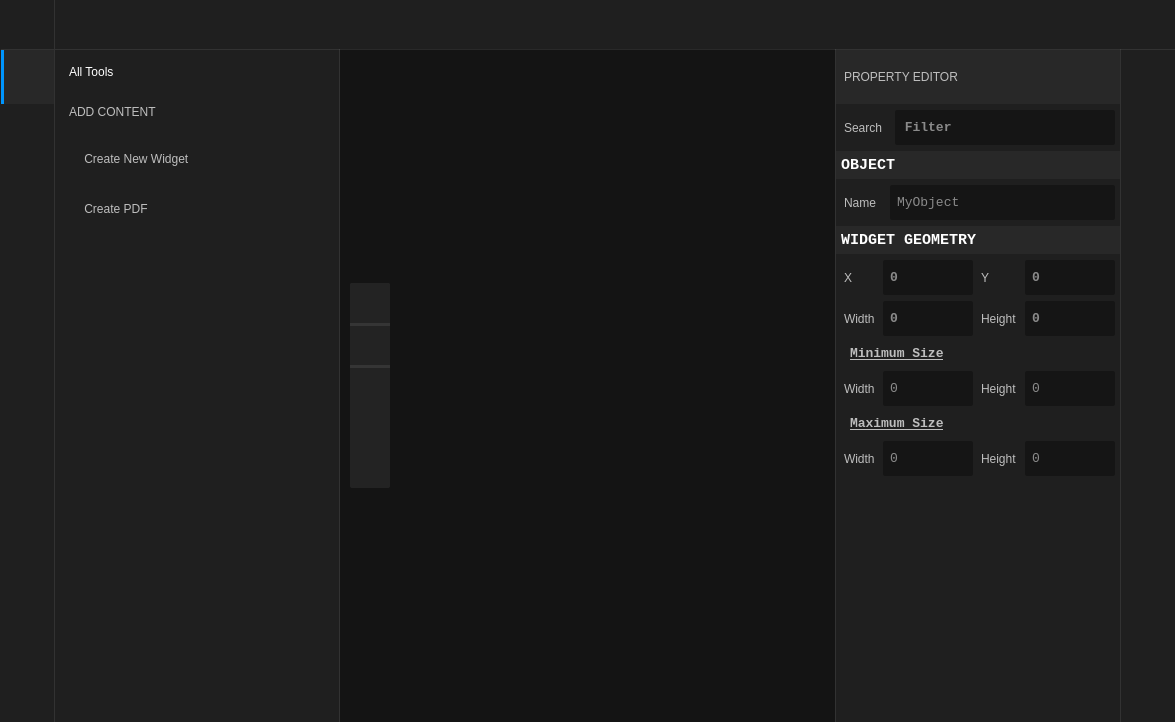
Old version of the form src/ui/workspaceDesignFomr.ui in the repository ligerr13/PE_Spectroradiometer.
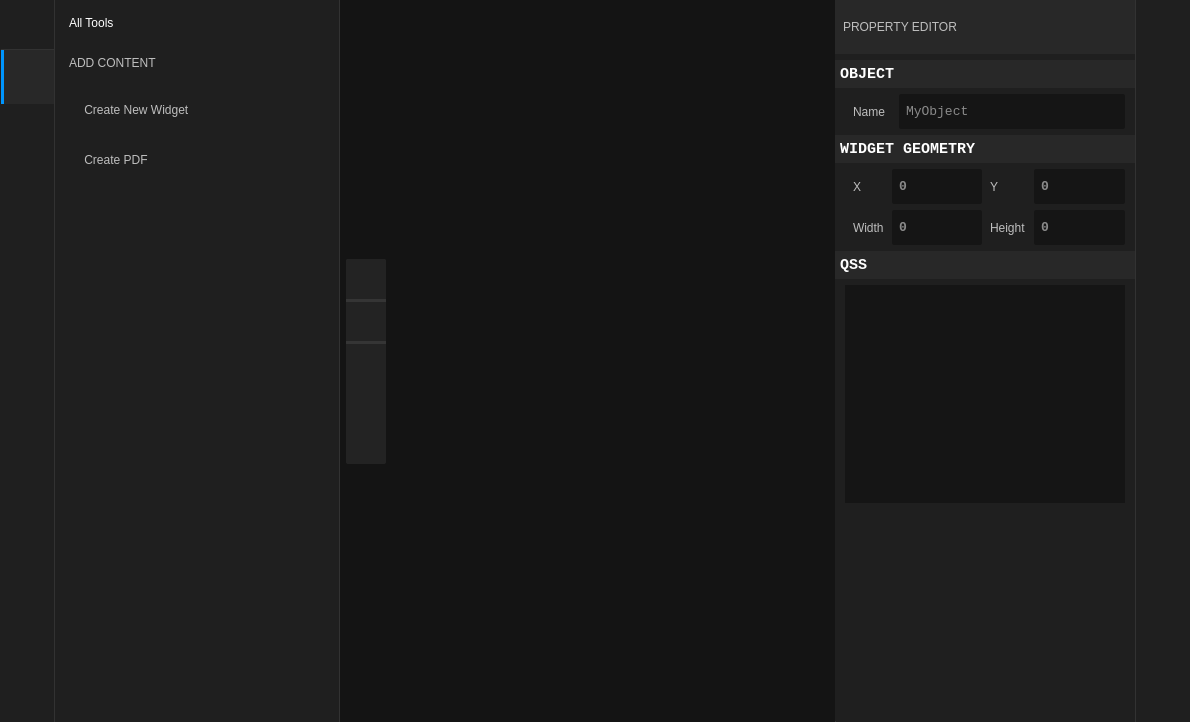
New version of the form. Icons and pictures are not drawn.

```diff
--- a/src/ui/workspaceDesignFomr.ui
+++ b/src/ui/workspaceDesignFomr.ui
@@ -6,7 +6,7 @@
    <rect>
     <x>0</x>
     <y>0</y>
-    <width>1175</width>
+    <width>1190</width>
     <height>722</height>
    </rect>
   </property>
@@ -54,7 +54,7 @@
 background-color: rgb(31, 31, 31);
 border-right:  1px solid rgba(129, 129, 129, 50);
 border-left: 0;
-border-top: 1px solid rgba(129, 129, 129, 50);</string>
+/*border-top: 1px solid rgba(129, 129, 129, 50);*/</string>
      </property>
      <layout class="QGridLayout" name="gridLayout_2">
       <property name="leftMargin">
@@ -603,7 +603,7 @@
      </property>
      <property name="styleSheet">
       <string notr="true">background-color: rgb(20, 20, 20); 
-border-top: 1px solid rgba(129, 129, 129, 50);</string>
+/*border-top: 1px solid rgba(129, 129, 129, 50);*/</string>
      </property>
      <layout class="QGridLayout" name="gridLayout_3">
       <property name="leftMargin">
@@ -633,6 +633,9 @@
          <string notr="true">border: 0px;</string>
         </property>
         <layout class="QGridLayout" name="gridLayout_5">
+         <property name="leftMargin">
+          <number>5</number>
+         </property>
          <property name="topMargin">
           <number>0</number>
          </property>
@@ -1009,17 +1012,17 @@
 padding: 0 0 0 0;
 border-left:  1px solid rgba(129, 129, 129, 50);
 border-right: 0;
-border-top: 1px solid rgba(129, 129, 129, 50);</string>
+/*border-top: 1px solid rgba(129, 129, 129, 50);*/</string>
      </property>
      <layout class="QGridLayout" name="gridLayout_12">
       <property name="leftMargin">
        <number>1</number>
       </property>
       <property name="topMargin">
-       <number>1</number>
+       <number>0</number>
       </property>
       <property name="rightMargin">
-       <number>1</number>
+       <number>0</number>
       </property>
       <property name="bottomMargin">
        <number>1</number>
@@ -1131,97 +1134,6 @@
      </layout>
     </widget>
    </item>
-   <item row="0" column="1" colspan="4">
-    <widget class="QWidget" name="widget_5" native="true">
-     <property name="sizePolicy">
-      <sizepolicy hsizetype="Expanding" vsizetype="Fixed">
-       <horstretch>0</horstretch>
-       <verstretch>0</verstretch>
-      </sizepolicy>
-     </property>
-     <property name="minimumSize">
-      <size>
-       <width>0</width>
-       <height>49</height>
-      </size>
-     </property>
-     <property name="maximumSize">
-      <size>
-       <width>16777215</width>
-       <height>49</height>
-      </size>
-     </property>
-     <property name="styleSheet">
-      <string notr="true">color:white;
-background-color: rgb(31, 31, 31);
-border-left: 0;
-border-right: 0;
-border-bottom: 1px solid rgb(31, 31, 31);
-padding: 7 7 7 7;
-</string>
-     </property>
-     <layout class="QGridLayout" name="gridLayout_7">
-      <property name="leftMargin">
-       <number>0</number>
-      </property>
-      <property name="topMargin">
-       <number>2</number>
-      </property>
-      <property name="rightMargin">
-       <number>0</number>
-      </property>
-      <property name="bottomMargin">
-       <number>2</number>
-      </property>
-      <item row="1" column="0">
-       <widget class="QWidget" name="widget_6" native="true">
-        <property name="minimumSize">
-         <size>
-          <width>0</width>
-          <height>0</height>
-         </size>
-        </property>
-        <property name="maximumSize">
-         <size>
-          <width>16777215</width>
-          <height>16777215</height>
-         </size>
-        </property>
-        <property name="styleSheet">
-         <string notr="true"/>
-        </property>
-        <layout class="QHBoxLayout" name="horizontalLayout_2">
-         <property name="leftMargin">
-          <number>0</number>
-         </property>
-         <property name="topMargin">
-          <number>0</number>
-         </property>
-         <property name="rightMargin">
-          <number>0</number>
-         </property>
-         <property name="bottomMargin">
-          <number>0</number>
-         </property>
-         <item>
-          <spacer name="horizontalSpacer">
-           <property name="orientation">
-            <enum>Qt::Horizontal</enum>
-           </property>
-           <property name="sizeHint" stdset="0">
-            <size>
-             <width>40</width>
-             <height>60</height>
-            </size>
-           </property>
-          </spacer>
-         </item>
-        </layout>
-       </widget>
-      </item>
-     </layout>
-    </widget>
-   </item>
    <item row="0" column="0" rowspan="2">
     <widget class="QWidget" name="left_navbar" native="true">
      <property name="minimumSize">
@@ -1503,13 +1415,13 @@
     <widget class="QWidget" name="properties_right_panel" native="true">
      <property name="minimumSize">
       <size>
-       <width>285</width>
+       <width>300</width>
        <height>0</height>
       </size>
      </property>
      <property name="maximumSize">
       <size>
-       <width>285</width>
+       <width>300</width>
        <height>16777215</height>
       </size>
      </property>
@@ -1520,16 +1432,17 @@
 border-right:  0;
 border-left: 1px solid rgba(129, 129, 129, 50);
 border-top: 1px solid rgba(129, 129, 129, 50);}
+
 QLabel {
 	font: 700 11pt &quot;Consolas&quot;;
 }</string>
      </property>
      <layout class="QGridLayout" name="gridLayout_6">
       <property name="leftMargin">
-       <number>1</number>
+       <number>0</number>
       </property>
       <property name="topMargin">
-       <number>1</number>
+       <number>0</number>
       </property>
       <property name="rightMargin">
        <number>0</number>
@@ -1569,170 +1482,6 @@
          <property name="bottomMargin">
           <number>0</number>
          </property>
-         <item row="0" column="0">
-          <widget class="QWidget" name="property_panel_header" native="true">
-           <property name="sizePolicy">
-            <sizepolicy hsizetype="Preferred" vsizetype="Fixed">
-             <horstretch>0</horstretch>
-             <verstretch>0</verstretch>
-            </sizepolicy>
-           </property>
-           <property name="minimumSize">
-            <size>
-             <width>0</width>
-             <height>0</height>
-            </size>
-           </property>
-           <property name="maximumSize">
-            <size>
-             <width>16777215</width>
-             <height>16777215</height>
-            </size>
-           </property>
-           <property name="styleSheet">
-            <string notr="true"/>
-           </property>
-           <layout class="QGridLayout" name="gridLayout_13">
-            <property name="leftMargin">
-             <number>0</number>
-            </property>
-            <property name="topMargin">
-             <number>0</number>
-            </property>
-            <property name="rightMargin">
-             <number>0</number>
-            </property>
-            <property name="bottomMargin">
-             <number>0</number>
-            </property>
-            <property name="horizontalSpacing">
-             <number>0</number>
-            </property>
-            <item row="0" column="0" colspan="2">
-             <widget class="QWidget" name="widget_11" native="true">
-              <property name="minimumSize">
-               <size>
-                <width>0</width>
-                <height>54</height>
-               </size>
-              </property>
-              <property name="maximumSize">
-               <size>
-                <width>16777215</width>
-                <height>54</height>
-               </size>
-              </property>
-              <property name="styleSheet">
-               <string notr="true">background:   rgb(40, 40, 40);</string>
-              </property>
-              <layout class="QGridLayout" name="gridLayout_18">
-               <property name="leftMargin">
-                <number>5</number>
-               </property>
-               <property name="topMargin">
-                <number>0</number>
-               </property>
-               <property name="rightMargin">
-                <number>0</number>
-               </property>
-               <property name="bottomMargin">
-                <number>0</number>
-               </property>
-               <item row="0" column="0">
-                <widget class="QLabel" name="label_3">
-                 <property name="styleSheet">
-                  <string notr="true">QLabel {font: 700 10pt &quot;Consolas&quot;;color: 	rgb(190, 190, 190); padding:10 0 10 0; border: 0px;}</string>
-                 </property>
-                 <property name="text">
-                  <string>PROPERTY EDITOR</string>
-                 </property>
-                 <property name="margin">
-                  <number>5</number>
-                 </property>
-                </widget>
-               </item>
-              </layout>
-             </widget>
-            </item>
-            <item row="1" column="0">
-             <widget class="QWidget" name="widget_12" native="true">
-              <property name="styleSheet">
-               <string notr="true">border:0 px;</string>
-              </property>
-              <layout class="QHBoxLayout" name="horizontalLayout_4">
-               <property name="spacing">
-                <number>0</number>
-               </property>
-               <property name="leftMargin">
-                <number>5</number>
-               </property>
-               <property name="topMargin">
-                <number>0</number>
-               </property>
-               <property name="rightMargin">
-                <number>5</number>
-               </property>
-               <property name="bottomMargin">
-                <number>0</number>
-               </property>
-               <item>
-                <widget class="QLabel" name="label_12">
-                 <property name="styleSheet">
-                  <string notr="true">border: 0px;</string>
-                 </property>
-                 <property name="text">
-                  <string>Search</string>
-                 </property>
-                </widget>
-               </item>
-               <item>
-                <widget class="QLineEdit" name="search_porperty_lineEdit">
-                 <property name="sizePolicy">
-                  <sizepolicy hsizetype="Expanding" vsizetype="Preferred">
-                   <horstretch>0</horstretch>
-                   <verstretch>0</verstretch>
-                  </sizepolicy>
-                 </property>
-                 <property name="minimumSize">
-                  <size>
-                   <width>0</width>
-                   <height>35</height>
-                  </size>
-                 </property>
-                 <property name="maximumSize">
-                  <size>
-                   <width>16777215</width>
-                   <height>35</height>
-                  </size>
-                 </property>
-                 <property name="font">
-                  <font>
-                   <family>Consolas</family>
-                   <pointsize>10</pointsize>
-                   <bold>true</bold>
-                  </font>
-                 </property>
-                 <property name="styleSheet">
-                  <string notr="true">QLineEdit:focus{border:1px solid rgb(0, 150, 255);}
-QLineEdit {
-	background:  rgb(21, 21, 21);
-	border-radius: 2px;
-}</string>
-                 </property>
-                 <property name="placeholderText">
-                  <string> Filter</string>
-                 </property>
-                 <property name="clearButtonEnabled">
-                  <bool>true</bool>
-                 </property>
-                </widget>
-               </item>
-              </layout>
-             </widget>
-            </item>
-           </layout>
-          </widget>
-         </item>
          <item row="1" column="0">
           <widget class="QWidget" name="property_panel_object_properties" native="true">
            <property name="styleSheet">
@@ -1762,13 +1511,13 @@
               </property>
               <layout class="QHBoxLayout" name="horizontalLayout_5">
                <property name="leftMargin">
-                <number>0</number>
+                <number>10</number>
                </property>
                <property name="topMargin">
                 <number>0</number>
                </property>
                <property name="rightMargin">
-                <number>5</number>
+                <number>10</number>
                </property>
                <property name="bottomMargin">
                 <number>0</number>
@@ -1867,6 +1616,180 @@
            </layout>
           </widget>
          </item>
+         <item row="7" column="0">
+          <spacer name="verticalSpacer_3">
+           <property name="orientation">
+            <enum>Qt::Vertical</enum>
+           </property>
+           <property name="sizeHint" stdset="0">
+            <size>
+             <width>20</width>
+             <height>40</height>
+            </size>
+           </property>
+          </spacer>
+         </item>
+         <item row="6" column="0">
+          <widget class="QWidget" name="widget_5" native="true">
+           <property name="minimumSize">
+            <size>
+             <width>0</width>
+             <height>0</height>
+            </size>
+           </property>
+           <layout class="QGridLayout" name="gridLayout_7">
+            <property name="leftMargin">
+             <number>10</number>
+            </property>
+            <property name="topMargin">
+             <number>0</number>
+            </property>
+            <property name="rightMargin">
+             <number>10</number>
+            </property>
+            <property name="bottomMargin">
+             <number>0</number>
+            </property>
+            <item row="0" column="0">
+             <widget class="QTextEdit" name="textEdit">
+              <property name="styleSheet">
+               <string notr="true">
+QTextEdit {
+background:  rgb(21, 21, 21);
+margin: 0 0 0 0;
+}
+
+QTextEdit::focus {
+border:1px solid rgb(0, 150, 255); }
+</string>
+              </property>
+             </widget>
+            </item>
+           </layout>
+          </widget>
+         </item>
+         <item row="0" column="0">
+          <widget class="QWidget" name="property_panel_header" native="true">
+           <property name="sizePolicy">
+            <sizepolicy hsizetype="Preferred" vsizetype="Fixed">
+             <horstretch>0</horstretch>
+             <verstretch>0</verstretch>
+            </sizepolicy>
+           </property>
+           <property name="minimumSize">
+            <size>
+             <width>0</width>
+             <height>0</height>
+            </size>
+           </property>
+           <property name="maximumSize">
+            <size>
+             <width>16777215</width>
+             <height>16777215</height>
+            </size>
+           </property>
+           <property name="styleSheet">
+            <string notr="true"/>
+           </property>
+           <layout class="QGridLayout" name="gridLayout_13">
+            <property name="leftMargin">
+             <number>0</number>
+            </property>
+            <property name="topMargin">
+             <number>0</number>
+            </property>
+            <property name="rightMargin">
+             <number>0</number>
+            </property>
+            <property name="bottomMargin">
+             <number>0</number>
+            </property>
+            <property name="horizontalSpacing">
+             <number>0</number>
+            </property>
+            <item row="0" column="0" colspan="2">
+             <widget class="QWidget" name="widget_11" native="true">
+              <property name="minimumSize">
+               <size>
+                <width>0</width>
+                <height>54</height>
+               </size>
+              </property>
+              <property name="maximumSize">
+               <size>
+                <width>16777215</width>
+                <height>54</height>
+               </size>
+              </property>
+              <property name="styleSheet">
+               <string notr="true">background:   rgb(40, 40, 40);</string>
+              </property>
+              <layout class="QGridLayout" name="gridLayout_18">
+               <property name="leftMargin">
+                <number>5</number>
+               </property>
+               <property name="topMargin">
+                <number>0</number>
+               </property>
+               <property name="rightMargin">
+                <number>5</number>
+               </property>
+               <property name="bottomMargin">
+                <number>0</number>
+               </property>
+               <item row="0" column="0">
+                <widget class="QLabel" name="label_3">
+                 <property name="styleSheet">
+                  <string notr="true">QLabel {font: 700 10pt &quot;Consolas&quot;;color: 	rgb(190, 190, 190); padding:10 0 10 0; border: 0px;}</string>
+                 </property>
+                 <property name="text">
+                  <string>PROPERTY EDITOR</string>
+                 </property>
+                 <property name="margin">
+                  <number>5</number>
+                 </property>
+                </widget>
+               </item>
+              </layout>
+             </widget>
+            </item>
+           </layout>
+          </widget>
+         </item>
+         <item row="5" column="0">
+          <widget class="QPushButton" name="pushButton_4">
+           <property name="font">
+            <font>
+             <family>Consolas</family>
+             <pointsize>11</pointsize>
+             <bold>true</bold>
+            </font>
+           </property>
+           <property name="styleSheet">
+            <string notr="true">QPushButton {
+text-align:left;
+margin: 0 0 0 0;
+padding: 5 5 5 5;
+border: 0px;
+background-color:   rgb(40, 40, 40);
+}</string>
+           </property>
+           <property name="text">
+            <string>QSS</string>
+           </property>
+           <property name="icon">
+            <iconset>
+             <normaloff>../../resources/misc/branch-closed.png</normaloff>
+             <normalon>../../resources/misc/branch-open.png</normalon>../../resources/misc/branch-closed.png</iconset>
+           </property>
+           <property name="checkable">
+            <bool>true</bool>
+           </property>
+           <property name="checked">
+            <bool>true</bool>
+           </property>
+          </widget>
+         </item>
          <item row="4" column="0">
           <widget class="QWidget" name="property_geometry_widget_main" native="true">
            <property name="minimumSize">
@@ -1889,7 +1812,7 @@
              <number>0</number>
             </property>
             <property name="bottomMargin">
-             <number>5</number>
+             <number>0</number>
             </property>
             <item row="1" column="0">
              <widget class="QWidget" name="widget_14" native="true">
@@ -1954,13 +1877,13 @@
                     </property>
                     <layout class="QGridLayout" name="gridLayout_14">
                      <property name="leftMargin">
-                      <number>0</number>
+                      <number>5</number>
                      </property>
                      <property name="topMargin">
                       <number>0</number>
                      </property>
                      <property name="rightMargin">
-                      <number>0</number>
+                      <number>5</number>
                      </property>
                      <property name="bottomMargin">
                       <number>0</number>
@@ -1968,252 +1891,14 @@
                      <property name="spacing">
                       <number>0</number>
                      </property>
-                     <item row="5" column="0">
-                      <widget class="QWidget" name="widget_7" native="true">
-                       <property name="styleSheet">
-                        <string notr="true">QWidget {padding: 5 5 5 5; border: 0px;}</string>
-                       </property>
-                       <layout class="QGridLayout" name="gridLayout_17">
-                        <property name="leftMargin">
-                         <number>0</number>
-                        </property>
-                        <property name="topMargin">
-                         <number>0</number>
-                        </property>
-                        <property name="rightMargin">
-                         <number>5</number>
-                        </property>
-                        <property name="bottomMargin">
-                         <number>0</number>
-                        </property>
-                        <property name="horizontalSpacing">
-                         <number>0</number>
-                        </property>
-                        <item row="0" column="2">
-                         <widget class="QLineEdit" name="lineEdit_6">
-                          <property name="minimumSize">
-                           <size>
-                            <width>0</width>
-                            <height>35</height>
-                           </size>
-                          </property>
-                          <property name="maximumSize">
-                           <size>
-                            <width>16777215</width>
-                            <height>35</height>
-                           </size>
-                          </property>
-                          <property name="font">
-                           <font>
-                            <family>Consolas</family>
-                            <pointsize>10</pointsize>
-                           </font>
-                          </property>
-                          <property name="styleSheet">
-                           <string notr="true">QLineEdit:focus{border:1px solid rgb(0, 150, 255);}</string>
-                          </property>
-                          <property name="placeholderText">
-                           <string>0</string>
-                          </property>
-                          <property name="clearButtonEnabled">
-                           <bool>true</bool>
-                          </property>
-                         </widget>
-                        </item>
-                        <item row="0" column="4">
-                         <widget class="QLabel" name="label_15">
-                          <property name="text">
-                           <string>Height</string>
-                          </property>
-                         </widget>
-                        </item>
-                        <item row="0" column="1">
-                         <widget class="QLabel" name="label_14">
-                          <property name="text">
-                           <string>Width</string>
-                          </property>
-                         </widget>
-                        </item>
-                        <item row="0" column="5">
-                         <widget class="QLineEdit" name="lineEdit_5">
-                          <property name="minimumSize">
-                           <size>
-                            <width>0</width>
-                            <height>35</height>
-                           </size>
-                          </property>
-                          <property name="maximumSize">
-                           <size>
-                            <width>16777215</width>
-                            <height>35</height>
-                           </size>
-                          </property>
-                          <property name="font">
-                           <font>
-                            <family>Consolas</family>
-                            <pointsize>10</pointsize>
-                           </font>
-                          </property>
-                          <property name="styleSheet">
-                           <string notr="true">QLineEdit:focus{border:1px solid rgb(0, 150, 255);}</string>
-                          </property>
-                          <property name="placeholderText">
-                           <string>0</string>
-                          </property>
-                          <property name="clearButtonEnabled">
-                           <bool>true</bool>
-                          </property>
-                         </widget>
-                        </item>
-                       </layout>
-                      </widget>
-                     </item>
-                     <item row="4" column="0">
-                      <widget class="QLabel" name="label_13">
-                       <property name="font">
-                        <font>
-                         <family>Consolas</family>
-                         <pointsize>10</pointsize>
-                         <italic>false</italic>
-                         <bold>true</bold>
-                         <underline>true</underline>
-                        </font>
-                       </property>
-                       <property name="styleSheet">
-                        <string notr="true"/>
-                       </property>
-                       <property name="text">
-                        <string>Maximum Size</string>
-                       </property>
-                      </widget>
-                     </item>
-                     <item row="3" column="0">
-                      <widget class="QWidget" name="property_minimum_size_widget" native="true">
-                       <property name="styleSheet">
-                        <string notr="true">QWidget {padding: 5 5 5 5; border: 0px;}</string>
-                       </property>
-                       <layout class="QGridLayout" name="gridLayout_16">
-                        <property name="leftMargin">
-                         <number>0</number>
-                        </property>
-                        <property name="topMargin">
-                         <number>0</number>
-                        </property>
-                        <property name="rightMargin">
-                         <number>5</number>
-                        </property>
-                        <property name="bottomMargin">
-                         <number>0</number>
-                        </property>
-                        <property name="horizontalSpacing">
-                         <number>0</number>
-                        </property>
-                        <item row="0" column="1">
-                         <widget class="QLineEdit" name="lineEdit_3">
-                          <property name="minimumSize">
-                           <size>
-                            <width>0</width>
-                            <height>35</height>
-                           </size>
-                          </property>
-                          <property name="maximumSize">
-                           <size>
-                            <width>16777215</width>
-                            <height>35</height>
-                           </size>
-                          </property>
-                          <property name="font">
-                           <font>
-                            <family>Consolas</family>
-                            <pointsize>10</pointsize>
-                           </font>
-                          </property>
-                          <property name="styleSheet">
-                           <string notr="true">QLineEdit:focus{border:1px solid rgb(0, 150, 255);}</string>
-                          </property>
-                          <property name="placeholderText">
-                           <string>0</string>
-                          </property>
-                          <property name="clearButtonEnabled">
-                           <bool>true</bool>
-                          </property>
-                         </widget>
-                        </item>
-                        <item row="0" column="3">
-                         <widget class="QLineEdit" name="lineEdit_4">
-                          <property name="minimumSize">
-                           <size>
-                            <width>0</width>
-                            <height>35</height>
-                           </size>
-                          </property>
-                          <property name="maximumSize">
-                           <size>
-                            <width>16777215</width>
-                            <height>35</height>
-                           </size>
-                          </property>
-                          <property name="font">
-                           <font>
-                            <family>Consolas</family>
-                            <pointsize>10</pointsize>
-                           </font>
-                          </property>
-                          <property name="styleSheet">
-                           <string notr="true">QLineEdit:focus{border:1px solid rgb(0, 150, 255);}</string>
-                          </property>
-                          <property name="placeholderText">
-                           <string>0</string>
-                          </property>
-                          <property name="clearButtonEnabled">
-                           <bool>true</bool>
-                          </property>
-                         </widget>
-                        </item>
-                        <item row="0" column="0">
-                         <widget class="QLabel" name="label_10">
-                          <property name="text">
-                           <string>Width</string>
-                          </property>
-                         </widget>
-                        </item>
-                        <item row="0" column="2">
-                         <widget class="QLabel" name="label_11">
-                          <property name="text">
-                           <string>Height</string>
-                          </property>
-                         </widget>
-                        </item>
-                       </layout>
-                      </widget>
-                     </item>
-                     <item row="2" column="0">
-                      <widget class="QLabel" name="label_9">
-                       <property name="font">
-                        <font>
-                         <family>Consolas</family>
-                         <pointsize>10</pointsize>
-                         <italic>false</italic>
-                         <bold>true</bold>
-                         <underline>true</underline>
-                        </font>
-                       </property>
-                       <property name="styleSheet">
-                        <string notr="true"/>
-                       </property>
-                       <property name="text">
-                        <string>Minimum Size</string>
-                       </property>
-                      </widget>
-                     </item>
-                     <item row="1" column="0">
+                     <item row="0" column="0">
                       <widget class="QWidget" name="widget_19" native="true">
                        <property name="styleSheet">
                         <string notr="true">QWidget {padding: 5 5 5 5; border: 0px;}</string>
                        </property>
                        <layout class="QGridLayout" name="gridLayout_22">
                         <property name="leftMargin">
-                         <number>0</number>
+                         <number>5</number>
                         </property>
                         <property name="topMargin">
                          <number>0</number>
@@ -2227,13 +1912,35 @@
                         <property name="horizontalSpacing">
                          <number>0</number>
                         </property>
-                        <item row="0" column="0">
-                         <widget class="QLabel" name="label_4">
+                        <item row="1" column="3">
+                         <widget class="QLineEdit" name="lineEdit_2">
+                          <property name="minimumSize">
+                           <size>
+                            <width>0</width>
+                            <height>35</height>
+                           </size>
+                          </property>
+                          <property name="maximumSize">
+                           <size>
+                            <width>16777215</width>
+                            <height>35</height>
+                           </size>
+                          </property>
+                          <property name="font">
+                           <font>
+                            <family>Consolas</family>
+                            <pointsize>10</pointsize>
+                            <bold>true</bold>
+                           </font>
+                          </property>
                           <property name="styleSheet">
-                           <string notr="true"/>
+                           <string notr="true">QLineEdit:focus{border:1px solid rgb(0, 150, 255);}</string>
                           </property>
-                          <property name="text">
-                           <string>X</string>
+                          <property name="placeholderText">
+                           <string>0</string>
+                          </property>
+                          <property name="clearButtonEnabled">
+                           <bool>true</bool>
                           </property>
                          </widget>
                         </item>
@@ -2269,55 +1976,6 @@
                           </property>
                          </widget>
                         </item>
-                        <item row="0" column="2">
-                         <widget class="QLabel" name="label_5">
-                          <property name="styleSheet">
-                           <string notr="true"/>
-                          </property>
-                          <property name="text">
-                           <string>Y</string>
-                          </property>
-                         </widget>
-                        </item>
-                        <item row="0" column="3">
-                         <widget class="QLineEdit" name="y_lineEdit">
-                          <property name="minimumSize">
-                           <size>
-                            <width>0</width>
-                            <height>35</height>
-                           </size>
-                          </property>
-                          <property name="maximumSize">
-                           <size>
-                            <width>16777215</width>
-                            <height>35</height>
-                           </size>
-                          </property>
-                          <property name="font">
-                           <font>
-                            <family>Consolas</family>
-                            <pointsize>10</pointsize>
-                            <bold>true</bold>
-                           </font>
-                          </property>
-                          <property name="styleSheet">
-                           <string notr="true">QLineEdit:focus{border:1px solid rgb(0, 150, 255);}</string>
-                          </property>
-                          <property name="placeholderText">
-                           <string>0</string>
-                          </property>
-                          <property name="clearButtonEnabled">
-                           <bool>true</bool>
-                          </property>
-                         </widget>
-                        </item>
-                        <item row="1" column="0">
-                         <widget class="QLabel" name="label_7">
-                          <property name="text">
-                           <string>Width</string>
-                          </property>
-                         </widget>
-                        </item>
                         <item row="1" column="1">
                          <widget class="QLineEdit" name="lineEdit">
                           <property name="minimumSize">
@@ -2350,6 +2008,58 @@
                           </property>
                          </widget>
                         </item>
+                        <item row="0" column="3">
+                         <widget class="QLineEdit" name="y_lineEdit">
+                          <property name="minimumSize">
+                           <size>
+                            <width>0</width>
+                            <height>35</height>
+                           </size>
+                          </property>
+                          <property name="maximumSize">
+                           <size>
+                            <width>16777215</width>
+                            <height>35</height>
+                           </size>
+                          </property>
+                          <property name="font">
+                           <font>
+                            <family>Consolas</family>
+                            <pointsize>10</pointsize>
+                            <bold>true</bold>
+                           </font>
+                          </property>
+                          <property name="styleSheet">
+                           <string notr="true">QLineEdit:focus{border:1px solid rgb(0, 150, 255);}</string>
+                          </property>
+                          <property name="placeholderText">
+                           <string>0</string>
+                          </property>
+                          <property name="clearButtonEnabled">
+                           <bool>true</bool>
+                          </property>
+                         </widget>
+                        </item>
+                        <item row="0" column="2">
+                         <widget class="QLabel" name="label_5">
+                          <property name="styleSheet">
+                           <string notr="true"/>
+                          </property>
+                          <property name="text">
+                           <string>Y</string>
+                          </property>
+                         </widget>
+                        </item>
+                        <item row="0" column="0">
+                         <widget class="QLabel" name="label_4">
+                          <property name="styleSheet">
+                           <string notr="true"/>
+                          </property>
+                          <property name="text">
+                           <string>X</string>
+                          </property>
+                         </widget>
+                        </item>
                         <item row="1" column="2">
                          <widget class="QLabel" name="label_8">
                           <property name="text">
@@ -2357,35 +2067,10 @@
                           </property>
                          </widget>
                         </item>
-                        <item row="1" column="3">
-                         <widget class="QLineEdit" name="lineEdit_2">
-                          <property name="minimumSize">
-                           <size>
-                            <width>0</width>
-                            <height>35</height>
-                           </size>
-                          </property>
-                          <property name="maximumSize">
-                           <size>
-                            <width>16777215</width>
-                            <height>35</height>
-                           </size>
-                          </property>
-                          <property name="font">
-                           <font>
-                            <family>Consolas</family>
-                            <pointsize>10</pointsize>
-                            <bold>true</bold>
-                           </font>
-                          </property>
-                          <property name="styleSheet">
-                           <string notr="true">QLineEdit:focus{border:1px solid rgb(0, 150, 255);}</string>
-                          </property>
-                          <property name="placeholderText">
-                           <string>0</string>
-                          </property>
-                          <property name="clearButtonEnabled">
-                           <bool>true</bool>
+                        <item row="1" column="0">
+                         <widget class="QLabel" name="label_7">
+                          <property name="text">
+                           <string>Width</string>
                           </property>
                          </widget>
                         </item>
@@ -2445,19 +2130,6 @@
            </layout>
           </widget>
          </item>
-         <item row="5" column="0">
-          <spacer name="verticalSpacer_3">
-           <property name="orientation">
-            <enum>Qt::Vertical</enum>
-           </property>
-           <property name="sizeHint" stdset="0">
-            <size>
-             <width>20</width>
-             <height>40</height>
-            </size>
-           </property>
-          </spacer>
-         </item>
         </layout>
        </widget>
       </item>
```
Left out of the diff: 66 changed lines with no effect on the pictures.
